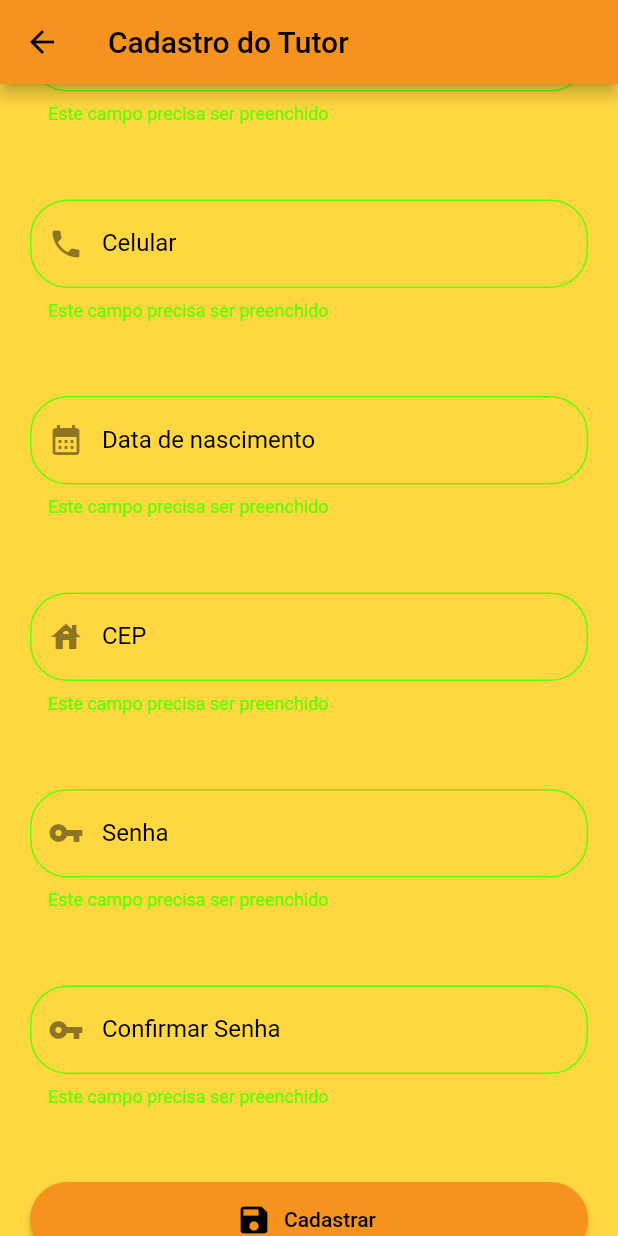
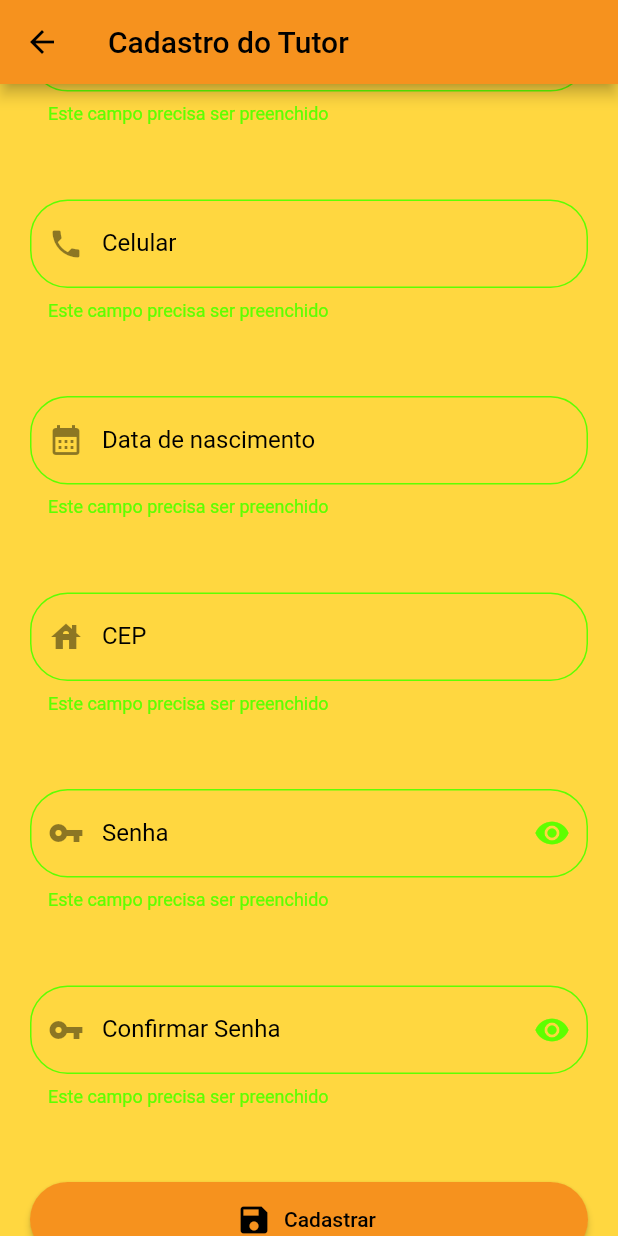
Before and after one commit to paulohdef/conectePET-flutter, a Flutter app: the CadastroTutorPage screen opened by its route, scrolled down 225 dp, after a tap on "Cadastrar", on a phone screen of 412 x 824 dp. Run offline on Flutter 3.47's test engine with Material 2 defaults, Android fonts, the phone set to English and light mode, and no system bars; missing offline and left inert: dart:ffi.

Commit message:
implementaçao botao olhinho senha

```diff
--- a/lib/cadastroTutor_page.dart
+++ b/lib/cadastroTutor_page.dart
@@ -15,6 +15,7 @@ class CadastroTutorPage extends StatelessWidget {
 
 class FormList extends StatelessWidget {
   final controller = TextEditingController();
+   bool obscuredTextPassword = false;
 
   @override
   Widget build(BuildContext context) {
@@ -38,9 +39,17 @@ class FormList extends StatelessWidget {
                 CustomSpacing(),
                 CustomTextField(label: 'CEP', icon: Icons.house),
                 CustomSpacing(),
-                CustomTextField(label: 'Senha', icon: Icons.vpn_key, obscureText: true,),
+                CustomTextField(label: 'Senha', icon: Icons.vpn_key, obscureText: true, suffix: IconButton(onPressed: (){
+                  setState((){
+                    obscuredTextPassword = !obscuredTextPassword;
+                  });
+                }, icon: Icon(obscuredTextPassword ? Icons.visibility_off : Icons.visibility))),
                 CustomSpacing(),
-                CustomTextField(label: 'Confirmar Senha', icon: Icons.vpn_key, obscureText: true,),
+                CustomTextField(label: 'Confirmar Senha', icon: Icons.vpn_key, obscureText: true, suffix: IconButton(onPressed: (){
+                  setState((){
+                    obscuredTextPassword = !obscuredTextPassword;
+                  });
+                }, icon: Icon(obscuredTextPassword ? Icons.visibility_off : Icons.visibility))),
                 CustomSpacing(),
                 Builder(builder: (context){
                   return SizedBox(
@@ -50,7 +59,9 @@ class FormList extends StatelessWidget {
                     icon: Icon(Icons.save),
                     onPressed: () {
                       print(Form.of(context));
-                      Form.of(context)?.validate();
+                      if(Form.of(context)?.validate() == true){
+                        Navigator.of(context).pushReplacementNamed('/');
+                      }
 
                     },
                     label: Text('Cadastrar'),
@@ -85,14 +96,19 @@ class FormList extends StatelessWidget {
       ),
     );
   }
+
+  void setState(Null Function() param0) {}
 }
 
 class CustomTextField extends StatelessWidget {
   final String label;
   final IconData? icon;
   final bool obscureText;
+  final Widget? suffix ;
 
-  const CustomTextField({Key? key, required this.label, this.icon, this.obscureText = false})
+
+
+  const CustomTextField({Key? key, required this.label, this.icon, this.obscureText = false, this.suffix})
       : super(key: key);
 
   @override
@@ -122,6 +138,7 @@ class CustomTextField extends StatelessWidget {
               BorderSide(color: Color.fromARGB(255, 246, 146, 30), width: 2.0),
         ),
         prefixIcon: icon == null ? null : Icon(icon),
+        suffixIcon: suffix,
       ),
     );
   }
```
